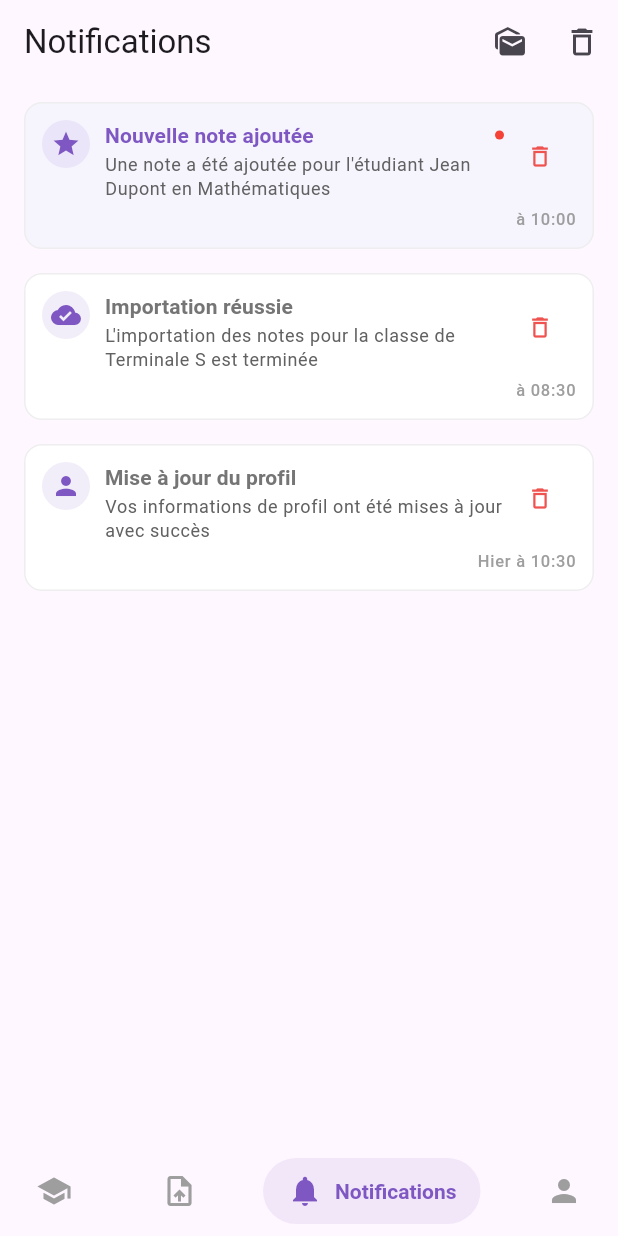
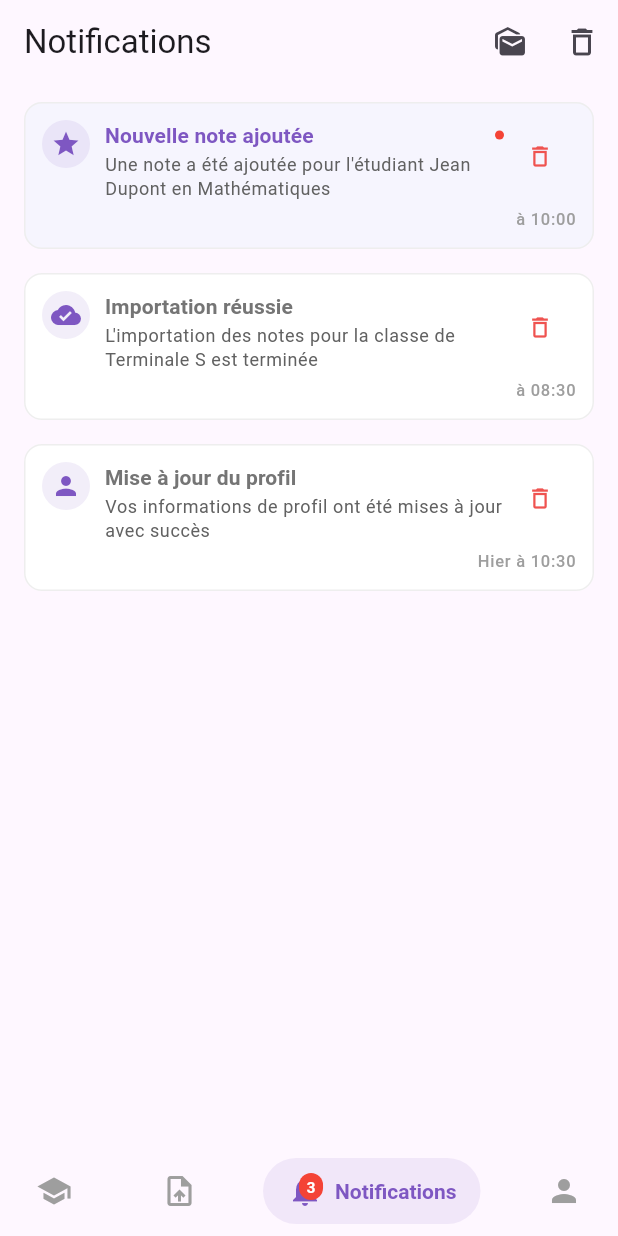
Before and after one commit to kteken10/flutter_school_app, a Flutter app: the TeacherHomeScreen screen opened directly, item 3 of the bottom bar chosen, on a phone screen of 412 x 824 dp. Run offline on Flutter 3.47's test engine with Material 3 defaults, Android fonts, the phone set to English and light mode, and no system bars; drawn by our look-alikes of salomon_bottom_bar; our stand-ins replace cloud_firestore, file_picker, firebase_auth, firebase_storage, share_plus; missing offline and left inert: mailer; accounts and stored records are empty.

Commit message:
update all

```diff
--- a/lib/screens/teacher/teacher_home.dart
+++ b/lib/screens/teacher/teacher_home.dart
@@ -40,11 +40,40 @@ class _TeacherHomeScreenState extends State<TeacherHomeScreen> {
       unselectedColor: Colors.grey,
     ),
     SalomonBottomBarItem(
-      icon: Icon(Icons.notifications),
-      title: Text("Notifications"),
-      selectedColor: AppColors.secondary,
-      unselectedColor: Colors.grey,
-    ),
+  icon: Stack(
+    children: [
+      const Icon(Icons.notifications),
+      Positioned(
+        right: 0,
+        top: 0,
+        child: Container(
+          padding: const EdgeInsets.all(2),
+          decoration: BoxDecoration(
+            color: Colors.red,
+            borderRadius: BorderRadius.circular(10),
+          ),
+          constraints: const BoxConstraints(
+            minWidth: 16,
+            minHeight: 16,
+          ),
+          child: const Text(
+            '3',
+            style: TextStyle(
+              color: Colors.white,
+              fontSize: 10,
+              fontWeight: FontWeight.bold,
+            ),
+            textAlign: TextAlign.center,
+          ),
+        ),
+      )
+    ],
+  ),
+  title: const Text("Notifications"),
+  selectedColor: AppColors.secondary,
+  unselectedColor: Colors.grey,
+),
+
     SalomonBottomBarItem(
       icon: Icon(Icons.person),
       title: Text("Profil"),
```
